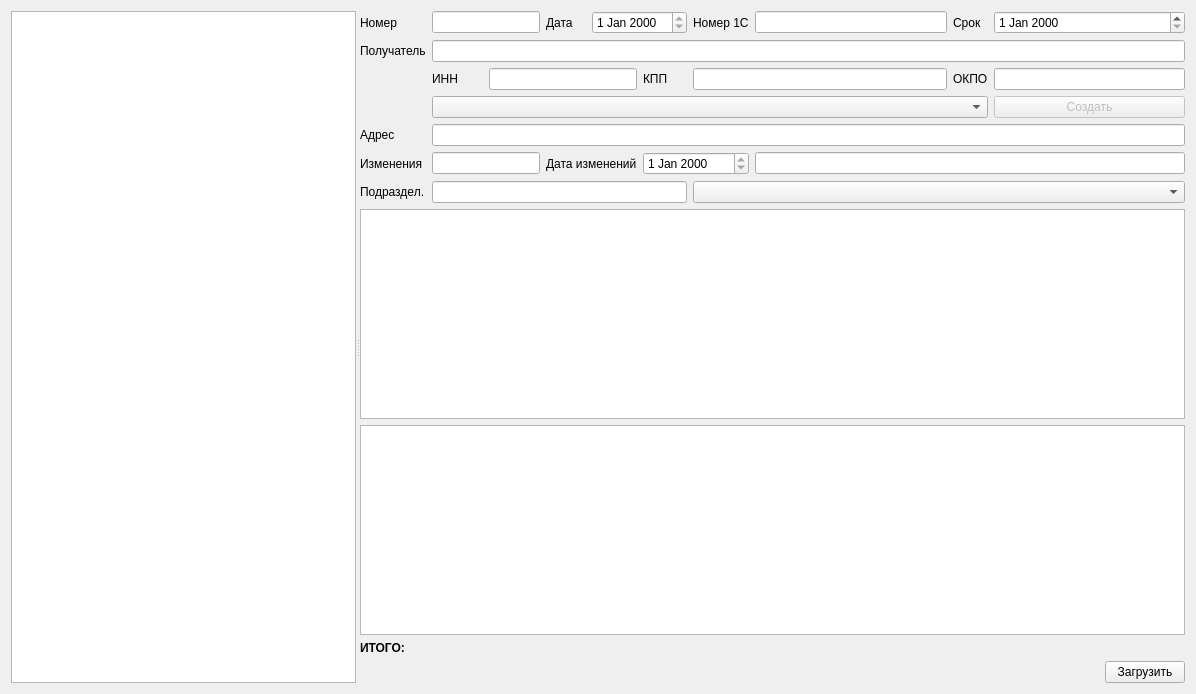
Above: dialogreqload.ui from Sergeyego/warehouse before the change. Below: the same form after it.
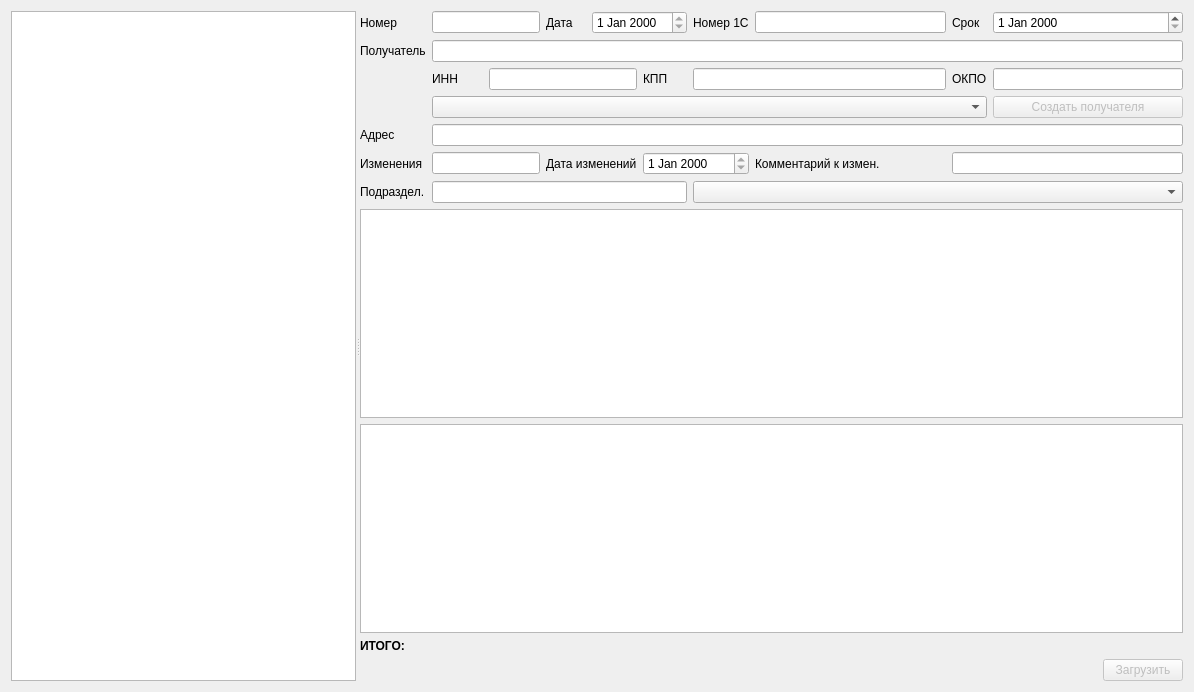
That is the form after the change. Custom widgets are drawn as their Qt base class.

Diff of the .ui file:
```diff
--- a/dialogreqload.ui
+++ b/dialogreqload.ui
@@ -6,8 +6,8 @@
    <rect>
     <x>0</x>
     <y>0</y>
-    <width>1196</width>
-    <height>694</height>
+    <width>1194</width>
+    <height>692</height>
    </rect>
   </property>
   <property name="windowTitle">
@@ -136,7 +136,7 @@
             <bool>false</bool>
            </property>
            <property name="text">
-            <string>Создать</string>
+            <string>Создать получателя</string>
            </property>
           </widget>
          </item>
@@ -191,9 +191,6 @@
            </property>
           </widget>
          </item>
-         <item row="5" column="7" colspan="3">
-          <widget class="QLineEdit" name="lineEditComment"/>
-         </item>
          <item row="5" column="3" colspan="2">
           <widget class="QLabel" name="label_6">
            <property name="text">
@@ -232,6 +229,16 @@
          <item row="6" column="6" colspan="4">
           <widget class="DbComboBox" name="comboBoxCat"/>
          </item>
+         <item row="5" column="8" colspan="2">
+          <widget class="QLineEdit" name="lineEditComment"/>
+         </item>
+         <item row="5" column="7">
+          <widget class="QLabel" name="label_13">
+           <property name="text">
+            <string>Комментарий к измен.</string>
+           </property>
+          </widget>
+         </item>
         </layout>
        </item>
        <item>
@@ -270,6 +277,9 @@
          </item>
          <item>
           <widget class="QPushButton" name="pushButtonLoad">
+           <property name="enabled">
+            <bool>false</bool>
+           </property>
            <property name="text">
             <string>Загрузить</string>
            </property>
```
